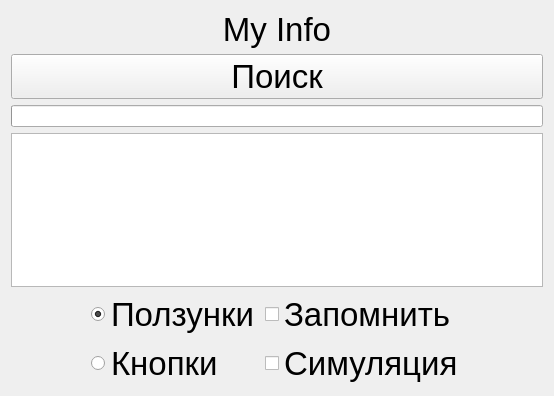
First picture: the form in FindDevices.ui, repository GRomR1/CraneManipulator, before the edit.
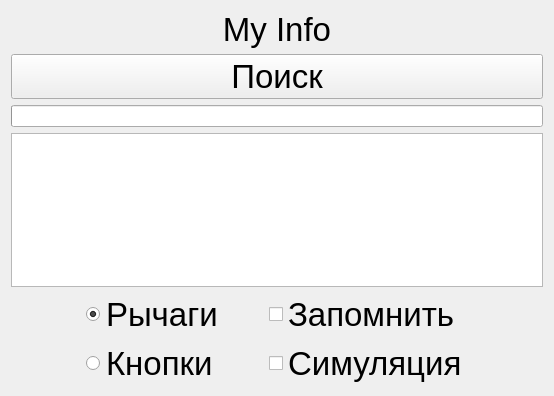
Second picture: the form after the edit.

Commit message: Изменил внешний вид QRadioButton и QCheckBox c помощью qss. Изменил название "Ползунки" на "Рычаги" в FD.

The edit to the form file:
```diff
--- a/FindDevices.ui
+++ b/FindDevices.ui
@@ -77,42 +77,6 @@
      </item>
      <item>
       <layout class="QGridLayout" name="gridLayout" rowstretch="0,0,0" rowminimumheight="0,0,0">
-       <item row="2" column="1">
-        <widget class="QCheckBox" name="_checkBoxSimulate">
-         <property name="font">
-          <font>
-           <pointsize>25</pointsize>
-          </font>
-         </property>
-         <property name="text">
-          <string>Симуляция</string>
-         </property>
-        </widget>
-       </item>
-       <item row="1" column="1">
-        <widget class="QCheckBox" name="_checkBoxRemind">
-         <property name="font">
-          <font>
-           <pointsize>25</pointsize>
-          </font>
-         </property>
-         <property name="text">
-          <string>Запомнить</string>
-         </property>
-        </widget>
-       </item>
-       <item row="2" column="0">
-        <widget class="QRadioButton" name="_radioButtonSetButton">
-         <property name="font">
-          <font>
-           <pointsize>25</pointsize>
-          </font>
-         </property>
-         <property name="text">
-          <string>Кнопки</string>
-         </property>
-        </widget>
-       </item>
        <item row="1" column="0">
         <widget class="QRadioButton" name="_radioButtonSetSlider">
          <property name="font">
@@ -121,13 +85,75 @@
           </font>
          </property>
          <property name="text">
-          <string>Ползунки</string>
+          <string>Рычаги</string>
          </property>
          <property name="checked">
           <bool>true</bool>
          </property>
         </widget>
        </item>
+       <item row="2" column="0">
+        <widget class="QRadioButton" name="_radioButtonSetButton">
+         <property name="font">
+          <font>
+           <pointsize>25</pointsize>
+          </font>
+         </property>
+         <property name="text">
+          <string>Кнопки</string>
+         </property>
+        </widget>
+       </item>
+       <item row="1" column="2">
+        <widget class="QCheckBox" name="_checkBoxRemind">
+         <property name="font">
+          <font>
+           <pointsize>25</pointsize>
+          </font>
+         </property>
+         <property name="text">
+          <string>Запомнить</string>
+         </property>
+        </widget>
+       </item>
+       <item row="2" column="2">
+        <widget class="QCheckBox" name="_checkBoxSimulate">
+         <property name="font">
+          <font>
+           <pointsize>25</pointsize>
+          </font>
+         </property>
+         <property name="text">
+          <string>Симуляция</string>
+         </property>
+        </widget>
+       </item>
+       <item row="1" column="1">
+        <spacer name="horizontalSpacer_3">
+         <property name="orientation">
+          <enum>Qt::Horizontal</enum>
+         </property>
+         <property name="sizeHint" stdset="0">
+          <size>
+           <width>40</width>
+           <height>20</height>
+          </size>
+         </property>
+        </spacer>
+       </item>
+       <item row="2" column="1">
+        <spacer name="horizontalSpacer_4">
+         <property name="orientation">
+          <enum>Qt::Horizontal</enum>
+         </property>
+         <property name="sizeHint" stdset="0">
+          <size>
+           <width>40</width>
+           <height>20</height>
+          </size>
+         </property>
+        </spacer>
+       </item>
       </layout>
      </item>
      <item>
```
The commit also changes 4 other files.
